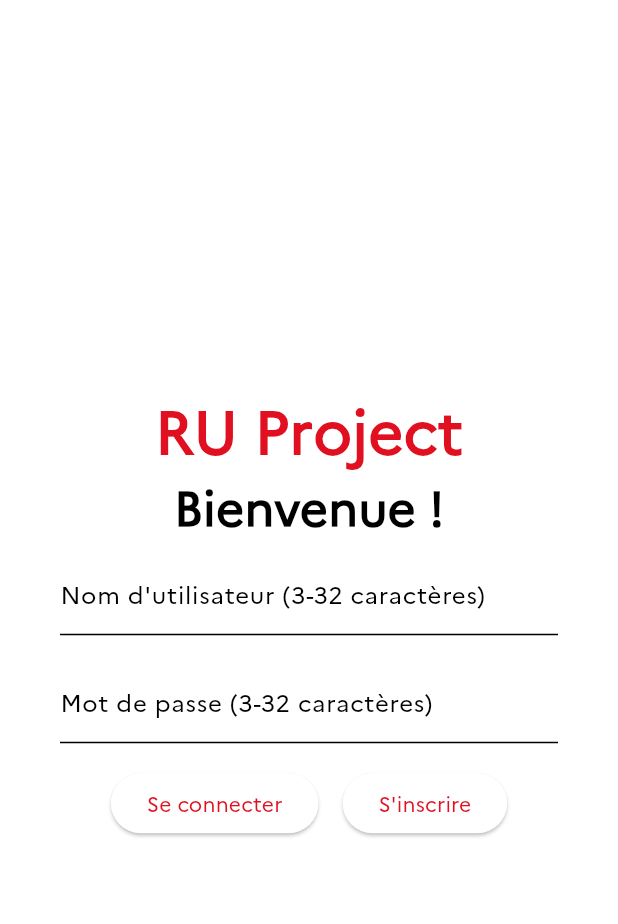
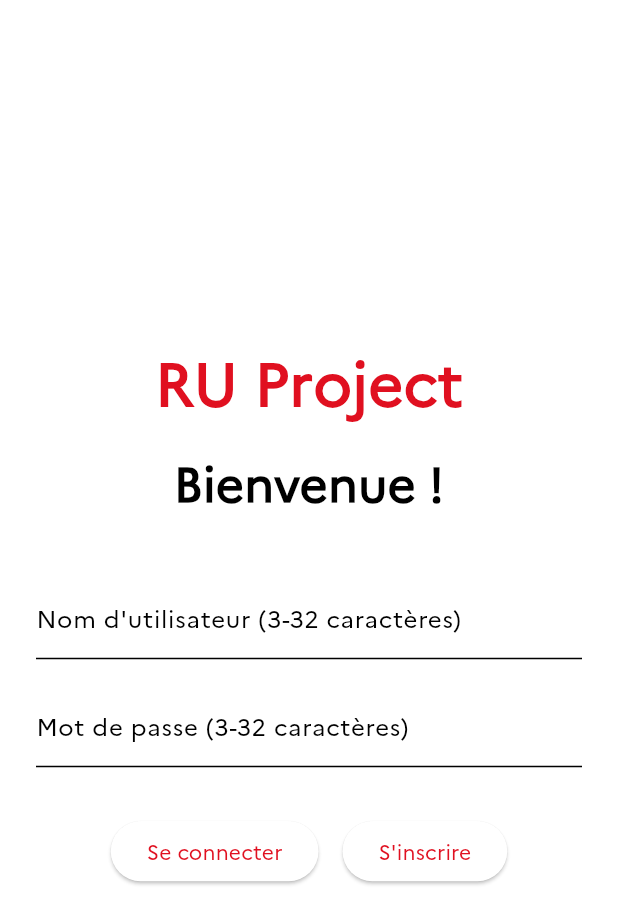
Before and after one commit to PlsJustDoIt/ru_project, a Flutter app: the screen it shows after launch, on a phone screen of 412 x 824 dp. Shown: the top 924 px of the screen. Run offline on Flutter 3.47's test engine with Material 3 defaults, Android fonts, the phone set to English and light mode, and no system bars; drawn by our look-alikes of flutter_animate; our stand-ins replace dio, flutter_lorem, flutter_secure_storage, image_picker, jwt_decoder, liquid_swipe and 4 more; missing offline and left inert: cross_cache, duration, feedback, flutter_chat_core, flutter_chat_ui, flyer_chat_image_message and 1 more; accounts and stored records are empty.

Commit message:
feat: added SingleChildScrollView, GestureDetector, Dynamic Layout when the keyboard is displayed

```diff
--- a/flutter/lib/widgets/welcome.dart
+++ b/flutter/lib/widgets/welcome.dart
@@ -6,9 +6,6 @@ import 'package:ru_project/models/user.dart';
 import 'package:ru_project/providers/user_provider.dart';
 import 'package:ru_project/services/api_service.dart';
 import 'package:ru_project/widgets/tab_bar_widget.dart';
-import 'package:ru_project/widgets/test_statefull.dart';
-import 'package:video_player/video_player.dart';
-import 'package:ru_project/services/logger.dart';
 import 'package:ru_project/widgets/custom_snack_bar.dart';
 
 class WelcomeWidget extends StatefulWidget {
@@ -47,17 +44,23 @@ class _WelcomeWidget2State extends State<WelcomeWidget>
     final apiService = Provider.of<ApiService>(context);
 
     return Scaffold(
-        body: Padding(
+      body: GestureDetector(
+        onTap: () => FocusScope.of(context).unfocus(), // Dismiss keyboard when tapping outside
+        child: SingleChildScrollView(
+          child: ConstrainedBox(
+            constraints: BoxConstraints(
+              minHeight: MediaQuery.of(context).size.height, // Ensure full height
+            ),
+            child: Center(
+              child: Padding(
                 padding: const EdgeInsets.all(16.0),
                 child: Form(
                   key: _formKey,
-        //autovalidateMode: AutovalidateMode.onUserInteraction,
-        child: Padding(
-          padding: const EdgeInsets.all(16.0),
                   child: Column(
-            mainAxisAlignment: MainAxisAlignment.center,
+                    mainAxisSize: MainAxisSize.min, // Center content vertically
+                    crossAxisAlignment: CrossAxisAlignment.stretch,
                     children: [
-              Row( //Title animation
+                      Row( // Title animation
                         mainAxisAlignment: MainAxisAlignment.center,
                         children: 'RU Project'.split('').asMap().entries.map((entry) {
                           final index = entry.key;
@@ -75,16 +78,13 @@ class _WelcomeWidget2State extends State<WelcomeWidget>
                               .fadeIn(duration: 300.ms, delay: (index * 100).ms); // Sequential fade-in
                         }).toList(),
                       ),
+                      const SizedBox(height: 16),
                       const Text(
                         'Bienvenue !',
+                        textAlign: TextAlign.center,
                         style: TextStyle(fontSize: 32, fontWeight: FontWeight.bold),
                       ),
-              // .animate()
-              // .fadeIn(duration: 500.ms, begin: 0)
-              // .tint(color: Colors.green)
-              // .slide(duration: 500.ms, curve: Curves.easeIn)
-              // .animate(onPlay: (controller) => controller.repeat())
-              // .shake(delay: 1.seconds),
+                      const SizedBox(height: 32),
                       Padding(
                         padding: const EdgeInsets.all(8.0),
                         child: TextFormField(
@@ -145,6 +145,7 @@ class _WelcomeWidget2State extends State<WelcomeWidget>
                           },
                         ),
                       ),
+                      const SizedBox(height: 16),
                       Row(
                         mainAxisAlignment: MainAxisAlignment.center,
                         children: [
@@ -272,13 +273,19 @@ class _WelcomeWidget2State extends State<WelcomeWidget>
                   ),
                 ),
               ),
-    ));
+            ),
+          ),
+        ),
+      ),
+    );
   }
 
   @override
   void dispose() {
 // TODO: implement dispose
     controller.dispose();
+    _usernameController.dispose();
+    _passwordController.dispose();
     super.dispose();
   }
 }
```
Lines whose indentation alone changed are shown as unchanged.
